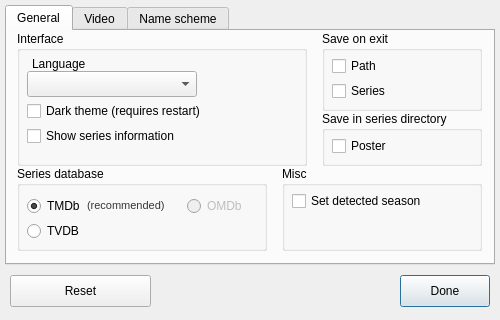
The window that SeriesScraper/settingswindow.ui (martinLutz1/SeriesScraper) describes before a commit, drawn with Qt 5.
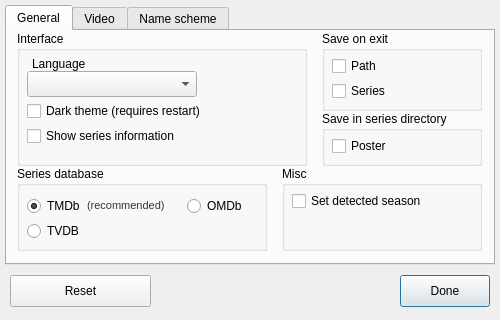
The same window after the commit.

Commit message: Since omdb opened the api again, with this patch we can use it with limited traffic (1000 request/day).

Diff of the .ui file:
```diff
--- a/SeriesScraper/settingswindow.ui
+++ b/SeriesScraper/settingswindow.ui
@@ -97,7 +97,7 @@
      </widget>
      <widget class="QRadioButton" name="omdbRadioButton">
       <property name="enabled">
-       <bool>false</bool>
+       <bool>true</bool>
       </property>
       <property name="geometry">
        <rect>
```
Left out of the diff: 2 changed lines with no effect on the pictures. The commit also changes 2 other files.
